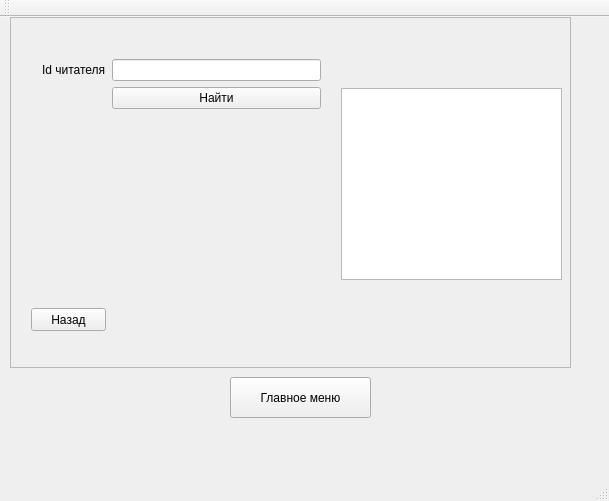
The window that ui/mainwindow.ui (minmaxv/leti_library_qt) describes before a commit, drawn with Qt 5.
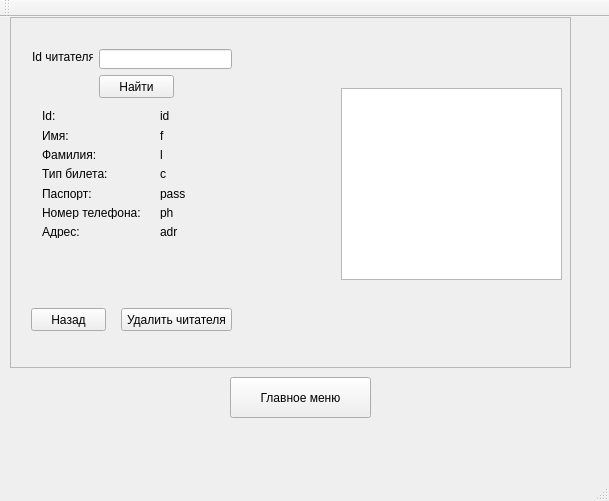
The same window after the commit. The open tabs and pages were chosen to show the change.

Commit message: Add possibility to delere reader (#15)

The edit to the form file:
```diff
--- a/ui/mainwindow.ui
+++ b/ui/mainwindow.ui
@@ -293,77 +293,6 @@
        <string>Назад</string>
       </property>
      </widget>
-     <widget class="QWidget" name="formLayoutWidget">
-      <property name="geometry">
-       <rect>
-        <x>20</x>
-        <y>30</y>
-        <width>301</width>
-        <height>251</height>
-       </rect>
-      </property>
-      <layout class="QFormLayout" name="formLayout">
-       <item row="0" column="1">
-        <widget class="QLineEdit" name="idLineEdit"/>
-       </item>
-       <item row="0" column="0">
-        <widget class="QLabel" name="idLabel">
-         <property name="text">
-          <string>Id читателя</string>
-         </property>
-        </widget>
-       </item>
-       <item row="1" column="1">
-        <widget class="QPushButton" name="FindReaderByIdButton">
-         <property name="text">
-          <string>Найти</string>
-         </property>
-        </widget>
-       </item>
-       <item row="2" column="0">
-        <widget class="QLabel" name="firstNameOfReader">
-         <property name="text">
-          <string/>
-         </property>
-        </widget>
-       </item>
-       <item row="3" column="0">
-        <widget class="QLabel" name="lastNameOfReader">
-         <property name="text">
-          <string/>
-         </property>
-        </widget>
-       </item>
-       <item row="4" column="0">
-        <widget class="QLabel" name="passportInfoOfReader">
-         <property name="text">
-          <string/>
-         </property>
-        </widget>
-       </item>
-       <item row="5" column="0">
-        <widget class="QLabel" name="cardTypeOfReader">
-         <property name="text">
-          <string/>
-         </property>
-        </widget>
-       </item>
-       <item row="6" column="0">
-        <widget class="QLabel" name="phoneNumberOfReader">
-         <property name="text">
-          <string/>
-         </property>
-        </widget>
-       </item>
-       <item row="7" column="0">
-        <widget class="QLabel" name="addressOfReader">
-         <property name="text">
-          <string/>
-         </property>
-        </widget>
-       </item>
-      </layout>
-     </widget>
      <widget class="QGraphicsView" name="photoOfReader">
       <property name="enabled">
        <bool>true</bool>
@@ -377,6 +306,193 @@
        </rect>
       </property>
      </widget>
+     <widget class="QPushButton" name="deleteReaderButton">
+      <property name="geometry">
+       <rect>
+        <x>110</x>
+        <y>290</y>
+        <width>111</width>
+        <height>23</height>
+       </rect>
+      </property>
+      <property name="text">
+       <string>Удалить читателя</string>
+      </property>
+     </widget>
+     <widget class="QWidget" name="verticalLayoutWidget">
+      <property name="geometry">
+       <rect>
+        <x>20</x>
+        <y>80</y>
+        <width>251</width>
+        <height>151</height>
+       </rect>
+      </property>
+      <layout class="QVBoxLayout" name="verticalLayout_3">
+       <item>
+        <layout class="QHBoxLayout" name="horizontalLayout_16">
+         <item>
+          <widget class="QLabel" name="label_13">
+           <property name="text">
+            <string>Id:</string>
+           </property>
+          </widget>
+         </item>
+         <item>
+          <widget class="QLabel" name="readerCard_Id">
+           <property name="text">
+            <string>id</string>
+           </property>
+          </widget>
+         </item>
+        </layout>
+       </item>
+       <item>
+        <layout class="QHBoxLayout" name="horizontalLayout_3">
+         <item>
+          <widget class="QLabel" name="label_2">
+           <property name="text">
+            <string>Имя:</string>
+           </property>
+          </widget>
+         </item>
+         <item>
+          <widget class="QLabel" name="firstNameOfReader">
+           <property name="text">
+            <string>f</string>
+           </property>
+          </widget>
+         </item>
+        </layout>
+       </item>
+       <item>
+        <layout class="QHBoxLayout" name="horizontalLayout_11">
+         <item>
+          <widget class="QLabel" name="label_8">
+           <property name="text">
+            <string>Фамилия:</string>
+           </property>
+          </widget>
+         </item>
+         <item>
+          <widget class="QLabel" name="lastNameOfReader">
+           <property name="text">
+            <string>l</string>
+           </property>
+          </widget>
+         </item>
+        </layout>
+       </item>
+       <item>
+        <layout class="QHBoxLayout" name="horizontalLayout_12">
+         <item>
+          <widget class="QLabel" name="label_9">
+           <property name="text">
+            <string>Тип билета:</string>
+           </property>
+          </widget>
+         </item>
+         <item>
+          <widget class="QLabel" name="cardTypeOfReader">
+           <property name="text">
+            <string>c</string>
+           </property>
+          </widget>
+         </item>
+        </layout>
+       </item>
+       <item>
+        <layout class="QHBoxLayout" name="horizontalLayout_13">
+         <item>
+          <widget class="QLabel" name="label_10">
+           <property name="text">
+            <string>Паспорт:</string>
+           </property>
+          </widget>
+         </item>
+         <item>
+          <widget class="QLabel" name="passportInfoOfReader">
+           <property name="text">
+            <string>pass</string>
+           </property>
+          </widget>
+         </item>
+        </layout>
+       </item>
+       <item>
+        <layout class="QHBoxLayout" name="horizontalLayout_14">
+         <item>
+          <widget class="QLabel" name="label_11">
+           <property name="text">
+            <string>Номер телефона:</string>
+           </property>
+          </widget>
+         </item>
+         <item>
+          <widget class="QLabel" name="phoneNumberOfReader">
+           <property name="text">
+            <string>ph</string>
+           </property>
+          </widget>
+         </item>
+        </layout>
+       </item>
+       <item>
+        <layout class="QHBoxLayout" name="horizontalLayout_15">
+         <item>
+          <widget class="QLabel" name="label_12">
+           <property name="text">
+            <string>Адрес:</string>
+           </property>
+          </widget>
+         </item>
+         <item>
+          <widget class="QLabel" name="addressOfReader">
+           <property name="text">
+            <string>adr</string>
+           </property>
+          </widget>
+         </item>
+        </layout>
+       </item>
+      </layout>
+     </widget>
+     <widget class="QLineEdit" name="idLineEdit">
+      <property name="geometry">
+       <rect>
+        <x>88</x>
+        <y>31</y>
+        <width>133</width>
+        <height>20</height>
+       </rect>
+      </property>
+     </widget>
+     <widget class="QLabel" name="idLabel">
+      <property name="geometry">
+       <rect>
+        <x>21</x>
+        <y>31</y>
+        <width>61</width>
+        <height>16</height>
+       </rect>
+      </property>
+      <property name="text">
+       <string>Id читателя</string>
+      </property>
+     </widget>
+     <widget class="QPushButton" name="FindReaderByIdButton">
+      <property name="geometry">
+       <rect>
+        <x>88</x>
+        <y>57</y>
+        <width>75</width>
+        <height>23</height>
+       </rect>
+      </property>
+      <property name="text">
+       <string>Найти</string>
+      </property>
+     </widget>
     </widget>
    </widget>
    <widget class="QPushButton" name="mainmenuButton">
```
Left out of the diff: 2 changed lines with no effect on the pictures. The commit also changes 4 other files.
